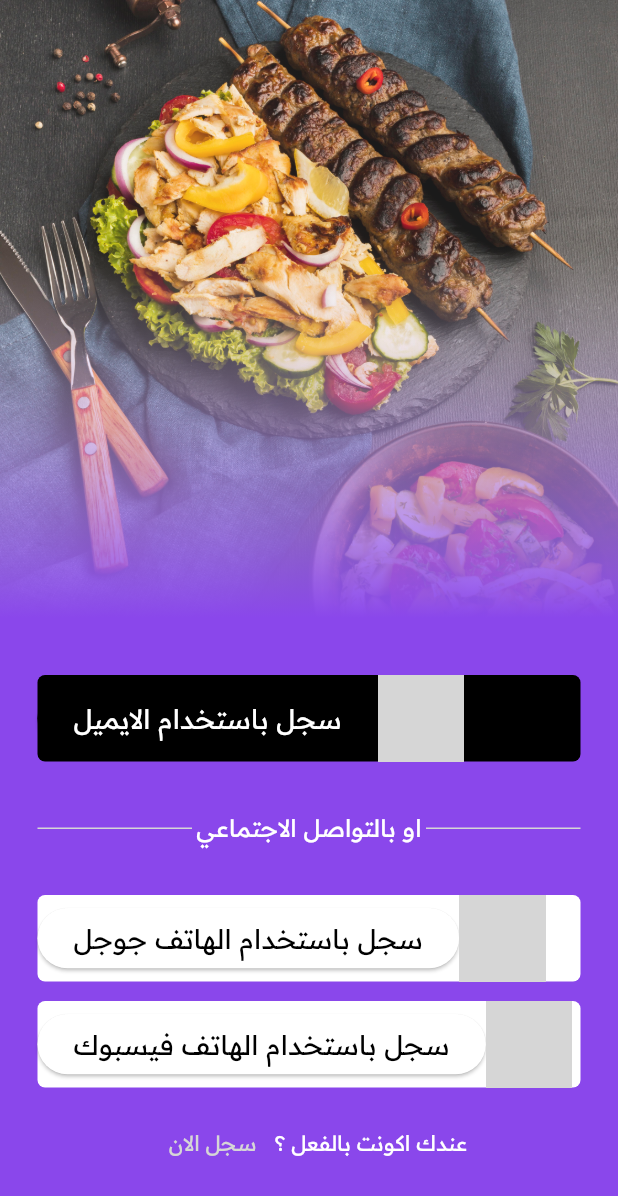
After one commit to Mohamed-Adel9/aklty, a Flutter app: the LoginHomeView screen opened directly, on a phone screen of 412 x 824 dp. The commit adds this screen. Shown: the top 1196 px of the screen. Run offline on Flutter 3.47's test engine with Material 3 defaults, Android fonts, the phone set to English and light mode, and no system bars; our stand-ins replace another_flutter_splash_screen, carousel_slider, go_router, smooth_page_indicator; grey boxes are pictures that could not be loaded.

Commit message:
add login

```diff
--- a/lib/core/utils/colors.dart
+++ b/lib/core/utils/colors.dart
@@ -3,4 +3,5 @@ import 'dart:ui';
 class AppColors {
 
   Color primaryColor = const Color(0xff8A47EB);
+  Color grey = const Color(0xffD6D6D6);
 }
--- a/lib/core/utils/styles.dart
+++ b/lib/core/utils/styles.dart
@@ -34,6 +34,23 @@ abstract class Styles {
       fontWeight: FontWeight.w400,
     );
   }
+  static TextStyle styleRegular18(context) {
+    return const TextStyle(
+      fontSize: 18,
+      color: Colors.white,
+      fontFamily: 'ReadexPro',
+
+      fontWeight: FontWeight.w400,
+    );
+  }static TextStyle styleRegular14(context) {
+    return const TextStyle(
+      fontSize: 14,
+      color: Colors.white,
+      fontFamily: 'ReadexPro',
+
+      fontWeight: FontWeight.w400,
+    );
+  }
 
   static TextStyle styleRegular20(context) {
     return const TextStyle(
--- /dev/null
+++ b/lib/core/widgets/custom_button.dart
@@ -0,0 +1,47 @@
+import 'package:aklty/core/utils/styles.dart';
+import 'package:flutter/material.dart';
+
+class CustomButton extends StatelessWidget {
+  const CustomButton({
+    super.key,
+    required this.bgColor,
+    required this.text,
+    required this.textColor,
+    required this.image,
+  });
+
+  final Color bgColor;
+  final String text;
+  final Color textColor;
+  final String image;
+
+  @override
+  Widget build(BuildContext context) {
+    return Container(
+      decoration: BoxDecoration(
+        borderRadius: BorderRadius.circular(5),
+        color: bgColor,
+      ),
+      width: MediaQuery.sizeOf(context).width,
+      height: MediaQuery.sizeOf(context).height * .07,
+      child: Row(
+        children: [
+
+          ElevatedButton(
+            style: ElevatedButton.styleFrom(backgroundColor: bgColor),
+            onPressed: () {},
+            child: Text(
+              text,
+              style: Styles.styleRegular18(context).copyWith(color: textColor),
+            ),
+          ),
+          Image.asset(
+            image ,
+            fit: BoxFit.cover,
+            height: MediaQuery.sizeOf(context).height * .07,
+          ),
+        ],
+      ),
+    );
+  }
+}
--- /dev/null
+++ b/lib/features/authentication/presentation/views/login_home_view.dart
@@ -0,0 +1,13 @@
+import 'package:aklty/features/authentication/presentation/views/widgets/login_home_view_body.dart';
+import 'package:flutter/material.dart';
+
+class LoginHomeView extends StatelessWidget {
+  const LoginHomeView({super.key});
+
+  @override
+  Widget build(BuildContext context) {
+    return const Scaffold(
+      body: LoginHomeViewBody(),
+    );
+  }
+}
--- /dev/null
+++ b/lib/features/authentication/presentation/views/widgets/custom_divider.dart
@@ -0,0 +1,33 @@
+import 'package:aklty/core/utils/colors.dart';
+import 'package:aklty/core/utils/styles.dart';
+import 'package:flutter/material.dart';
+
+class CustomDivider extends StatelessWidget {
+  const CustomDivider({
+    super.key,
+  });
+
+  @override
+  Widget build(BuildContext context) {
+    return Row(
+      mainAxisAlignment: MainAxisAlignment.spaceBetween,
+      children: [
+        Container(
+          width: MediaQuery.sizeOf(context).width * .25,
+          height: 1,
+          color: AppColors().grey,
+        ),
+        Text(
+          "او بالتواصل الاجتماعي",
+          style: Styles.styleRegular16(context)
+              .copyWith(color: Colors.white),
+        ),
+        Container(
+          width: MediaQuery.sizeOf(context).width * .25,
+          height: 1,
+          color: AppColors().grey,
+        ),
+      ],
+    );
+  }
+}
--- /dev/null
+++ b/lib/features/authentication/presentation/views/widgets/login_home_upper_section.dart
@@ -0,0 +1,45 @@
+import 'package:aklty/core/utils/colors.dart';
+import 'package:aklty/generated/assets.dart';
+import 'package:flutter/material.dart';
+
+class LoginHomeUpperSection extends StatelessWidget {
+  const LoginHomeUpperSection({
+    super.key,
+  });
+
+  @override
+  Widget build(BuildContext context) {
+    return Expanded(
+      child: Stack(
+        children: [
+          // Background Image
+          Container(
+            width: MediaQuery.sizeOf(context).width,
+            decoration: const BoxDecoration(
+              image: DecorationImage(
+                image: AssetImage(Assets.imagesLogin),
+                fit: BoxFit.cover,
+              ),
+            ),
+          ),
+          // Gradient Overlay
+          Container(
+            width: MediaQuery.sizeOf(context).width,
+            decoration: BoxDecoration(
+              gradient: LinearGradient(
+                stops: const [0, 0.6],
+                begin: Alignment.bottomCenter,
+                end: Alignment.topCenter,
+                colors: [
+                  AppColors().primaryColor,
+                  Colors.white10,
+                ],
+              ),
+            ),
+          ),
+        ],
+      )
+      ,
+    );
+  }
+}
--- /dev/null
+++ b/lib/features/authentication/presentation/views/widgets/login_home_view_body.dart
@@ -0,0 +1,58 @@
+import 'package:aklty/core/utils/colors.dart';
+import 'package:aklty/core/utils/styles.dart';
+import 'package:aklty/core/widgets/custom_button.dart';
+import 'package:aklty/features/authentication/presentation/views/widgets/custom_divider.dart';
+import 'package:aklty/features/authentication/presentation/views/widgets/login_home_upper_section.dart';
+import 'package:flutter/material.dart';
+
+class LoginHomeViewBody extends StatelessWidget {
+  const LoginHomeViewBody({super.key});
+
+  @override
+  Widget build(BuildContext context) {
+    return Container(
+      color: AppColors().primaryColor,
+      child: Column(
+        children: [
+          const LoginHomeUpperSection(),
+          Expanded(
+            child: Padding(
+              padding: const EdgeInsets.all(25.0),
+              child: Column(
+                mainAxisAlignment: MainAxisAlignment.spaceEvenly,
+                children: [
+                  const CustomButton(
+                    bgColor: Colors.black,
+                    textColor: Colors.white,
+                    text: "سجل باستخدام الايميل", image: '',
+                  ),
+                  const Padding(
+                    padding: EdgeInsets.symmetric(vertical: 20.0),
+                    child: CustomDivider(),
+                  ),
+                  const CustomButton(
+                    bgColor: Colors.white,
+                    textColor: Colors.black,
+                    text: "سجل باستخدام الهاتف جوجل", image: '',
+                  ),
+                  const CustomButton(
+                    bgColor: Colors.white,
+                    textColor: Colors.black,
+                    text: "سجل باستخدام الهاتف فيسبوك", image: '',
+                  ),
+                  Row(
+                    mainAxisAlignment: MainAxisAlignment.center,
+                    children: [
+                      TextButton(onPressed: () {}, child: Text("سجل الان", style: Styles.styleRegular14(context).copyWith(color: AppColors().grey),)),
+                       Text("عندك اكونت بالفعل ؟",style: Styles.styleRegular14(context),),
+                    ],
+                  ),
+                ],
+              ),
+            ),
+          ),
+        ],
+      ),
+    );
+  }
+}
--- a/lib/features/on_boarding/presentation/views/widgets/indicator_and_button_widget.dart
+++ b/lib/features/on_boarding/presentation/views/widgets/indicator_and_button_widget.dart
@@ -8,11 +8,15 @@ class IndicatorAndButtonWidget extends StatelessWidget {
     required this.controller,
     required this.textColor,
     required this.buttonColor,
+    required this.pageCount, // Added pageCount parameter
+    required this.nextScreen, // Added nextScreen parameter
   });
 
   final PageController controller;
   final Color textColor;
   final Color buttonColor;
+  final int pageCount; // Number of pages in PageView
+  final Widget nextScreen; // Destination screen widget
 
   @override
   Widget build(BuildContext context) {
@@ -21,17 +25,14 @@ class IndicatorAndButtonWidget extends StatelessWidget {
       child: Row(
         children: [
           SmoothPageIndicator(
-            controller: controller, // PageController
-            count: 2,
-            effect: const ExpandingDotsEffect(), // your preferred effect
+            controller: controller,
+            count: pageCount,
+            effect: const ExpandingDotsEffect(),
           ),
           const Spacer(),
           TextButton(
-
-            onPressed: () {
-              controller.nextPage(
-                  curve: Curves.easeInOut,
-                  duration: const Duration(milliseconds: 500));
+            onPressed: () async {
+              await navToNextPage(context);
             },
             style: ElevatedButton.styleFrom(
               backgroundColor: buttonColor,
@@ -47,4 +48,22 @@ class IndicatorAndButtonWidget extends StatelessWidget {
       ),
     );
   }
+
+  Future<void> navToNextPage(BuildContext context) async {
+    final currentPage = controller.page?.round() ?? 0;
+    if (currentPage == pageCount - 1) {
+      // If on the last page, navigate to the next screen
+      Navigator.of(context).pushReplacement(
+        MaterialPageRoute(
+          builder: (context) => nextScreen,
+        ),
+      );
+    } else {
+      // Move to the next page
+      await controller.nextPage(
+        curve: Curves.easeInOut,
+        duration: const Duration(milliseconds: 500),
+      );
+    }
+  }
 }
--- a/lib/features/on_boarding/presentation/views/widgets/on_boarding_first_screen.dart
+++ b/lib/features/on_boarding/presentation/views/widgets/on_boarding_first_screen.dart
@@ -1,5 +1,6 @@
 import 'package:aklty/core/utils/colors.dart';
 import 'package:aklty/core/utils/styles.dart';
+import 'package:aklty/features/authentication/presentation/views/login_home_view.dart';
 import 'package:aklty/features/on_boarding/presentation/views/widgets/custom_carousel.dart';
 import 'package:aklty/features/on_boarding/presentation/views/widgets/indicator_and_button_widget.dart';
 import 'package:flutter/material.dart';
@@ -26,14 +27,14 @@ class OnBoardingFirstScreen extends StatelessWidget {
           const SizedBox(
             height: 80,
           ),
-           Text(
+          Text(
             "أستمتع بوجبتك المفضله",
             style: Styles.styleSemiBold25(context),
           ),
           const SizedBox(
             height: 40,
           ),
-           Text(
+          Text(
             "بطل تفكير كتير في هتاكل إيه ومتى، إحنا هنا علشان نوفرلك خطط وجبات شخصية معمولة مخصوص ليك. كل وجبة متجهزة بعناية وبطريقة تناسب احتياجاتك وظروف يومك، عشان تلاقي اللي يناسبك بدون تعب أو قلق. سهلنا عليك كل حاجة، وما عليك غير تستمتع بوقتك وتسيب الباقي علينا.",
             style: Styles.styleRegular16(context),
             textAlign: TextAlign.justify,
@@ -43,6 +44,8 @@ class OnBoardingFirstScreen extends StatelessWidget {
             controller: controller,
             textColor: Colors.white,
             buttonColor: AppColors().primaryColor,
+            pageCount: 2,
+            nextScreen: const LoginHomeView(),
           ),
         ],
       ),
--- a/lib/features/on_boarding/presentation/views/widgets/on_boarding_second_screen.dart
+++ b/lib/features/on_boarding/presentation/views/widgets/on_boarding_second_screen.dart
@@ -1,5 +1,6 @@
 import 'package:aklty/core/utils/colors.dart';
 import 'package:aklty/core/utils/styles.dart';
+import 'package:aklty/features/authentication/presentation/views/login_home_view.dart';
 import 'package:aklty/features/on_boarding/presentation/views/widgets/allergen_buttons.dart';
 import 'package:aklty/features/on_boarding/presentation/views/widgets/indicator_and_button_widget.dart';
 import 'package:flutter/material.dart';
@@ -26,6 +27,8 @@ class OnBoardingSecondScreen extends StatelessWidget {
             controller: controller,
             textColor: AppColors().primaryColor,
             buttonColor: Colors.white,
+            pageCount: 2,
+            nextScreen: const LoginHomeView(),
           ),
           const SizedBox(
             height: 50,
```
Also changed, not shown: assets/images/login.jpg (added), lib/generated/assets.dart.
